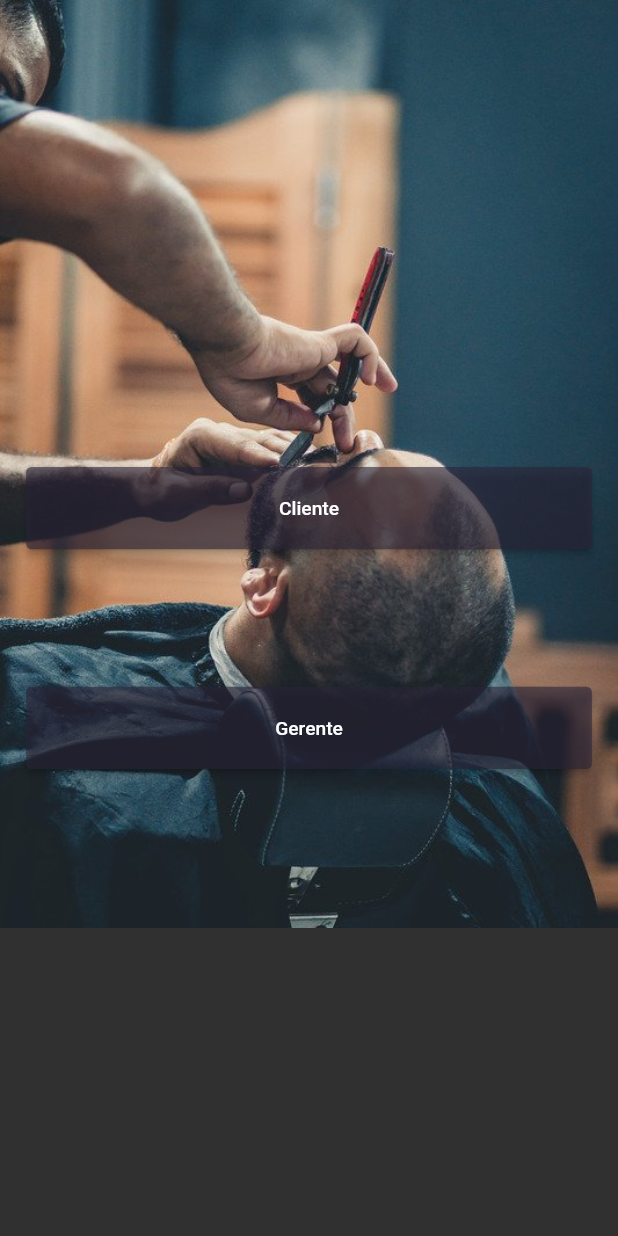
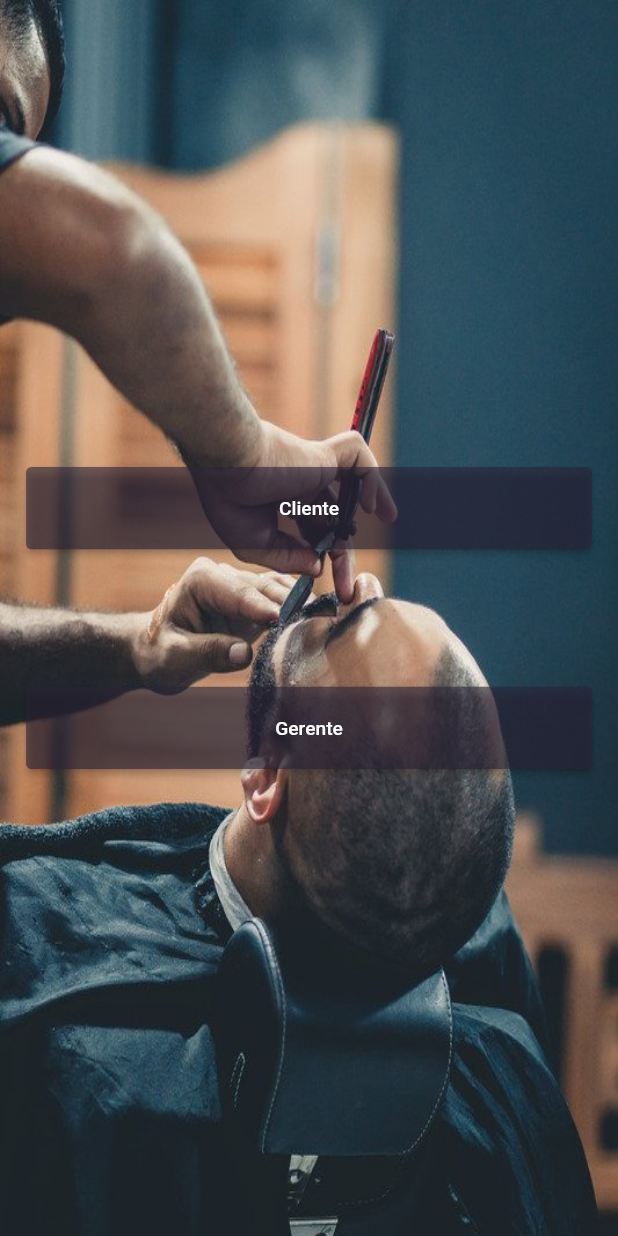
Before and after one commit to MatheusMed/app-estetica, a Flutter app: the screen it shows after launch, on a phone screen of 412 x 824 dp. Run offline on Flutter 3.47's test engine with Material 2 defaults, Android fonts, the phone set to English and light mode, and no system bars; our stand-ins replace get, responsive_framework; missing offline and left inert: shared_preferences_web.

Commit message:
pequenas mudanças na tela de descisao

```diff
--- a/lib/compartilhado/pages/decisao/decisao_page.dart
+++ b/lib/compartilhado/pages/decisao/decisao_page.dart
@@ -7,7 +7,14 @@ class DescisaoPage extends StatelessWidget {
     return Scaffold(
       body: Stack(
         children: [
-          Image.asset('assets/images/barbeando.jpg'),
+          Container(
+            decoration: BoxDecoration(
+              image: DecorationImage(
+                image: new AssetImage("assets/images/barbeando.jpg"),
+                fit: BoxFit.fill,
+              ),
+            ),
+          ),
           Column(
             mainAxisAlignment: MainAxisAlignment.center,
             children: [
```
